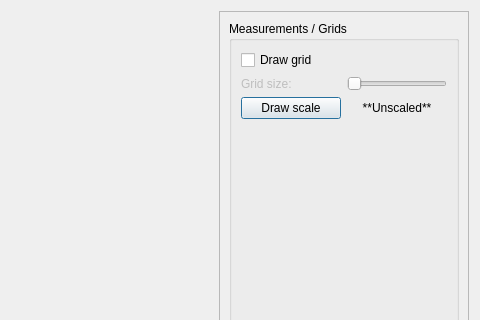
This is measuringinterface.ui in JustasBart/DigitalInspectionAndMeasurement as Qt 5 draws it before an edit; both pictures show x 327 to 807 and y 0 to 320 of the 807 by 533 pixel window. The edited form follows.
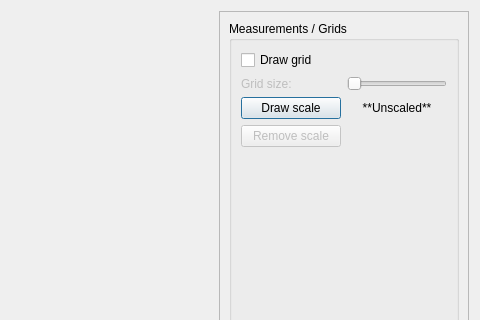
This is the edited form. Custom widgets are drawn as their Qt base class.

Commit message: Cleaned the overall project, added a remove scale button

What changed in the file:
```diff
--- a/measuringinterface.ui
+++ b/measuringinterface.ui
@@ -122,6 +122,22 @@
            </property>
           </widget>
          </item>
+         <item row="3" column="0">
+          <widget class="QPushButton" name="removeScaleButton">
+           <property name="enabled">
+            <bool>false</bool>
+           </property>
+           <property name="minimumSize">
+            <size>
+             <width>100</width>
+             <height>0</height>
+            </size>
+           </property>
+           <property name="text">
+            <string>Remove scale</string>
+           </property>
+          </widget>
+         </item>
         </layout>
        </widget>
       </item>
```
The commit also changes 15 other files.
